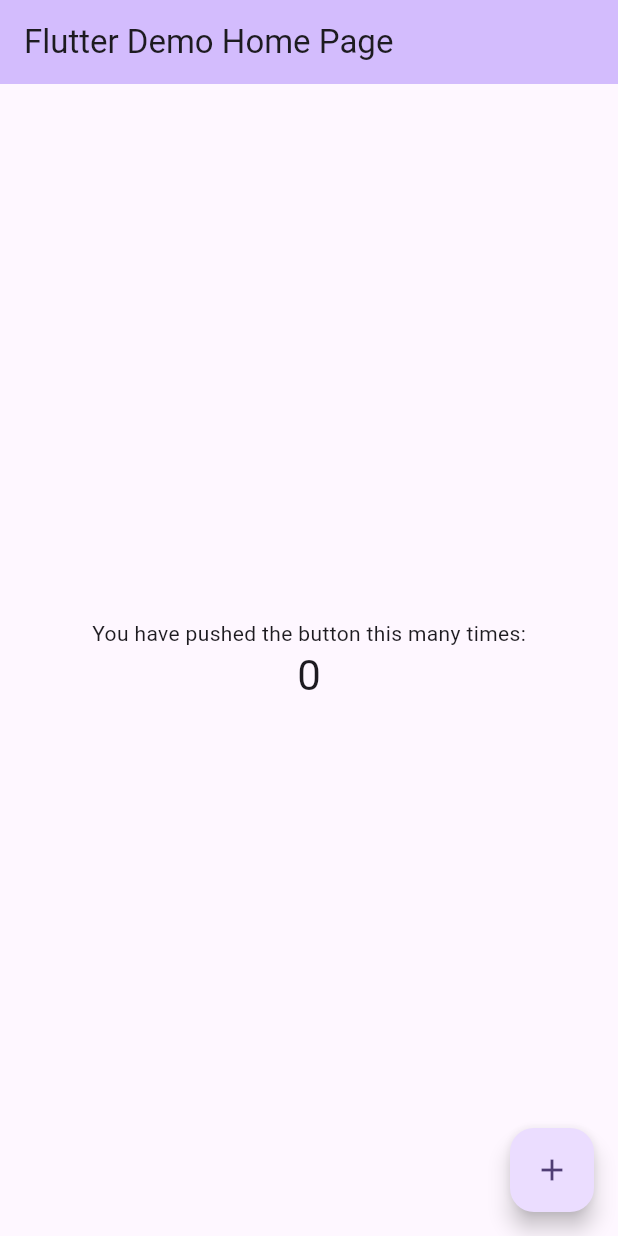
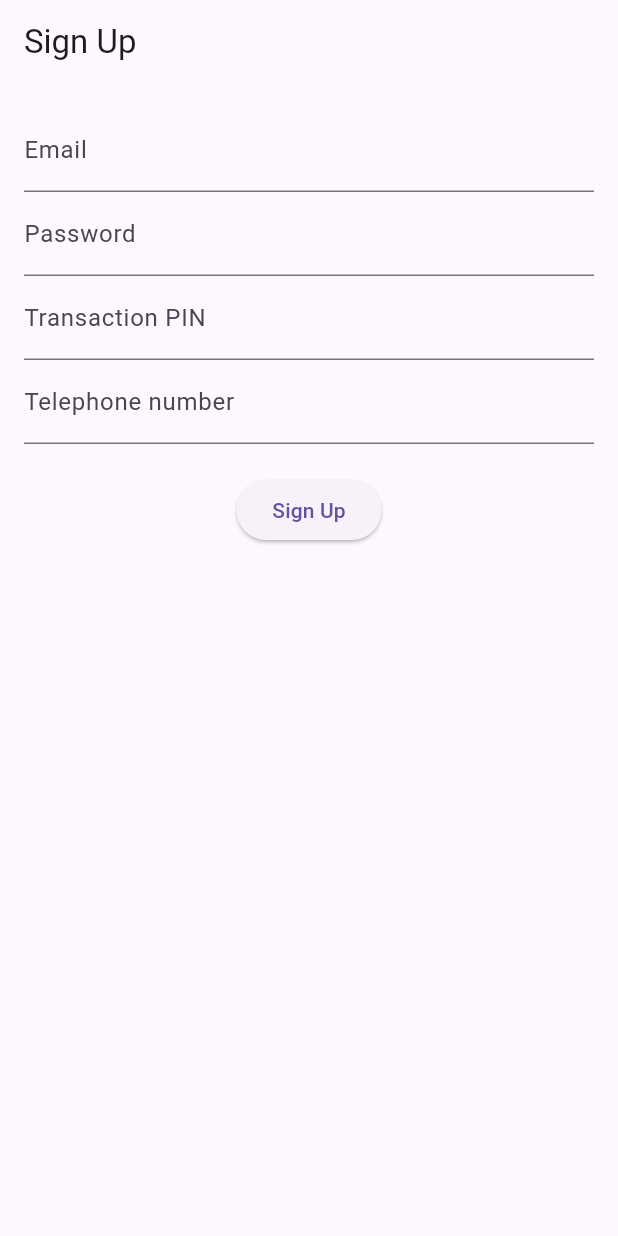
Before and after one commit to ToastF/VaultBank, a Flutter app: the screen it shows after launch, on a phone screen of 412 x 824 dp. Run offline on Flutter 3.47's test engine with Material 3 defaults, Android fonts, the phone set to English and light mode, and no system bars; our stand-ins replace cloud_firestore, firebase_auth, firebase_core, flutter_bloc; accounts and stored records are empty.

Commit message:
setup app structure or architecture, initiate firebase auth, firestore, and BLoC, simple firebase signup system

```diff
--- /dev/null
+++ b/lib/features/auth/data/repositories/auth_repository_impl.dart
@@ -0,0 +1,29 @@
+import 'package:cloud_firestore/cloud_firestore.dart';
+import 'package:firebase_auth/firebase_auth.dart';
+import '../../domain/entities/user_entity.dart';
+import '../../domain/repositories/auth_repository.dart';
+
+class AuthRepositoryImpl implements AuthRepository {
+  final FirebaseAuth _auth;
+  final FirebaseFirestore _firestore;
+
+  AuthRepositoryImpl(this._auth, this._firestore);
+
+  @override
+  Future<UserEntity> signUp(String email, String password, String pin, String notelp) async {
+    // Create user with FirebaseAuth
+    final cred = await _auth.createUserWithEmailAndPassword(
+      email: email,
+      password: password,
+    );
+
+    // Store extra info in Firestore
+    await _firestore.collection('users').doc(cred.user!.uid).set({
+      'email': email,
+      'pin': pin, // save transaction pin
+      'notelp': notelp
+    });
+
+    return UserEntity(uid: cred.user!.uid, email: email, pin: pin, notelp: notelp);
+  }
+}
--- /dev/null
+++ b/lib/features/auth/domain/entities/user_entity.dart
@@ -0,0 +1,10 @@
+//User Model
+
+class UserEntity {
+  final String uid;
+  final String email;
+  final String pin; // transaction pin
+  final String notelp;
+
+  UserEntity({required this.uid, required this.email, required this.pin, required this.notelp});
+}
--- /dev/null
+++ b/lib/features/auth/domain/repositories/auth_repository.dart
@@ -0,0 +1,6 @@
+import 'package:vaultbank/features/auth/domain/entities/user_entity.dart';
+
+//Repository rules
+abstract class AuthRepository {
+  Future<UserEntity> signUp(String email, String password, String pin, String notelp);
+}
--- /dev/null
+++ b/lib/features/auth/ui/cubit/auth_cubit.dart
@@ -0,0 +1,21 @@
+import 'package:flutter_bloc/flutter_bloc.dart';
+import '../../domain/entities/user_entity.dart';
+import '../../domain/repositories/auth_repository.dart';
+
+part 'auth_state.dart';
+
+class AuthCubit extends Cubit<AuthState> {
+  final AuthRepository repository;
+
+  AuthCubit(this.repository) : super(AuthInitial());
+
+  Future<void> signUp(String email, String password, String pin, String notelp) async {
+    emit(AuthLoading());
+    try {
+      final user = await repository.signUp(email, password, pin, notelp);
+      emit(AuthSuccess(user));
+    } catch (e) {
+      emit(AuthFailure(e.toString()));
+    }
+  }
+}
--- /dev/null
+++ b/lib/features/auth/ui/cubit/auth_state.dart
@@ -0,0 +1,17 @@
+part of 'auth_cubit.dart';
+
+abstract class AuthState {}
+
+class AuthInitial extends AuthState {}
+
+class AuthLoading extends AuthState {}
+
+class AuthSuccess extends AuthState {
+  final UserEntity user;
+  AuthSuccess(this.user);
+}
+
+class AuthFailure extends AuthState {
+  final String message;
+  AuthFailure(this.message);
+}
--- /dev/null
+++ b/lib/features/auth/ui/page/signup_screen.dart
@@ -0,0 +1,66 @@
+import 'package:flutter/material.dart';
+import 'package:flutter_bloc/flutter_bloc.dart';
+import '../cubit/auth_cubit.dart';
+
+class SignupScreen extends StatefulWidget {
+  const SignupScreen({super.key});
+
+  @override
+  State<SignupScreen> createState() => _SignupScreenState();
+}
+
+class _SignupScreenState extends State<SignupScreen> {
+  final emailCtrl = TextEditingController();
+  final passwordCtrl = TextEditingController();
+  final pinCtrl = TextEditingController();
+  final telpCtrl = TextEditingController();
+
+  @override
+  Widget build(BuildContext context) {
+    return Scaffold(
+      appBar: AppBar(title: const Text("Sign Up")),
+      body: BlocConsumer<AuthCubit, AuthState>(
+        listener: (context, state) {
+          if (state is AuthSuccess) {
+            ScaffoldMessenger.of(context).showSnackBar(
+              const SnackBar(content: Text("Signup success!")),
+            );
+          } else if (state is AuthFailure) {
+            ScaffoldMessenger.of(context).showSnackBar(
+              SnackBar(content: Text(state.message)),
+            );
+          }
+        },
+        builder: (context, state) {
+          if (state is AuthLoading) {
+            return const Center(child: CircularProgressIndicator());
+          }
+
+          return Padding(
+            padding: const EdgeInsets.all(16),
+            child: Column(
+              children: [
+                TextField(controller: emailCtrl, decoration: const InputDecoration(labelText: "Email")),
+                TextField(controller: passwordCtrl, decoration: const InputDecoration(labelText: "Password"), obscureText: true),
+                TextField(controller: pinCtrl, decoration: const InputDecoration(labelText: "Transaction PIN"), obscureText: true),
+                TextField(controller: telpCtrl, decoration: const InputDecoration(labelText: "Telephone number"), obscureText: true),
+                const SizedBox(height: 20),
+                ElevatedButton(
+                  onPressed: () {
+                    context.read<AuthCubit>().signUp(
+                      emailCtrl.text,
+                      passwordCtrl.text,
+                      pinCtrl.text,
+                      telpCtrl.text
+                    );
+                  },
+                  child: const Text("Sign Up"),
+                ),
+              ],
+            ),
+          );
+        },
+      ),
+    );
+  }
+}
--- a/lib/main.dart
+++ b/lib/main.dart
@@ -1,122 +1,32 @@
 import 'package:flutter/material.dart';
+import 'package:flutter_bloc/flutter_bloc.dart';
+import 'package:firebase_core/firebase_core.dart';
+import 'package:firebase_auth/firebase_auth.dart';
+import 'package:cloud_firestore/cloud_firestore.dart';
+import 'features/auth/data/repositories/auth_repository_impl.dart';
+import 'features/auth/ui/cubit/auth_cubit.dart';
+import 'features/auth/ui/page/signup_screen.dart';
 
-void main() {
-  runApp(const MyApp());
+void main() async {
+  WidgetsFlutterBinding.ensureInitialized();
+  await Firebase.initializeApp();
+
+  final authRepo = AuthRepositoryImpl(FirebaseAuth.instance, FirebaseFirestore.instance);
+
+  runApp(MyApp(authRepo: authRepo));
 }
 
 class MyApp extends StatelessWidget {
-  const MyApp({super.key});
+  final AuthRepositoryImpl authRepo;
+  const MyApp({super.key, required this.authRepo});
 
-  // This widget is the root of your application.
   @override
   Widget build(BuildContext context) {
     return MaterialApp(
-      title: 'Flutter Demo',
-      theme: ThemeData(
-        // This is the theme of your application.
-        //
-        // TRY THIS: Try running your application with "flutter run". You'll see
-        // the application has a purple toolbar. Then, without quitting the app,
-        // try changing the seedColor in the colorScheme below to Colors.green
-        // and then invoke "hot reload" (save your changes or press the "hot
-        // reload" button in a Flutter-supported IDE, or press "r" if you used
-        // the command line to start the app).
-        //
-        // Notice that the counter didn't reset back to zero; the application
-        // state is not lost during the reload. To reset the state, use hot
-        // restart instead.
-        //
-        // This works for code too, not just values: Most code changes can be
-        // tested with just a hot reload.
-        colorScheme: ColorScheme.fromSeed(seedColor: Colors.deepPurple),
+      home: BlocProvider(
+        create: (_) => AuthCubit(authRepo),
+        child: const SignupScreen(),
       ),
-      home: const MyHomePage(title: 'Flutter Demo Home Page'),
     );
   }
 }
-
-class MyHomePage extends StatefulWidget {
-  const MyHomePage({super.key, required this.title});
-
-  // This widget is the home page of your application. It is stateful, meaning
-  // that it has a State object (defined below) that contains fields that affect
-  // how it looks.
-
-  // This class is the configuration for the state. It holds the values (in this
-  // case the title) provided by the parent (in this case the App widget) and
-  // used by the build method of the State. Fields in a Widget subclass are
-  // always marked "final".
-
-  final String title;
-
-  @override
-  State<MyHomePage> createState() => _MyHomePageState();
-}
-
-class _MyHomePageState extends State<MyHomePage> {
-  int _counter = 0;
-
-  void _incrementCounter() {
-    setState(() {
-      // This call to setState tells the Flutter framework that something has
-      // changed in this State, which causes it to rerun the build method below
-      // so that the display can reflect the updated values. If we changed
-      // _counter without calling setState(), then the build method would not be
-      // called again, and so nothing would appear to happen.
-      _counter++;
-    });
-  }
-
-  @override
-  Widget build(BuildContext context) {
-    // This method is rerun every time setState is called, for instance as done
-    // by the _incrementCounter method above.
-    //
-    // The Flutter framework has been optimized to make rerunning build methods
-    // fast, so that you can just rebuild anything that needs updating rather
-    // than having to individually change instances of widgets.
-    return Scaffold(
-      appBar: AppBar(
-        // TRY THIS: Try changing the color here to a specific color (to
-        // Colors.amber, perhaps?) and trigger a hot reload to see the AppBar
-        // change color while the other colors stay the same.
-        backgroundColor: Theme.of(context).colorScheme.inversePrimary,
-        // Here we take the value from the MyHomePage object that was created by
-        // the App.build method, and use it to set our appbar title.
-        title: Text(widget.title),
-      ),
-      body: Center(
-        // Center is a layout widget. It takes a single child and positions it
-        // in the middle of the parent.
-        child: Column(
-          // Column is also a layout widget. It takes a list of children and
-          // arranges them vertically. By default, it sizes itself to fit its
-          // children horizontally, and tries to be as tall as its parent.
-          //
-          // Column has various properties to control how it sizes itself and
-          // how it positions its children. Here we use mainAxisAlignment to
-          // center the children vertically; the main axis here is the vertical
-          // axis because Columns are vertical (the cross axis would be
-          // horizontal).
-          //
-          // TRY THIS: Invoke "debug painting" (choose the "Toggle Debug Paint"
-          // action in the IDE, or press "p" in the console), to see the
-          // wireframe for each widget.
-          mainAxisAlignment: MainAxisAlignment.center,
-          children: <Widget>[
-            const Text('You have pushed the button this many times:'),
-            Text(
-              '$_counter',
-              style: Theme.of(context).textTheme.headlineMedium,
-            ),
-          ],
-        ),
-      ),
-      floatingActionButton: FloatingActionButton(
-        onPressed: _incrementCounter,
-        tooltip: 'Increment',
-        child: const Icon(Icons.add),
-      ), // This trailing comma makes auto-formatting nicer for build methods.
-    );
-  }
-}
--- a/pubspec.yaml
+++ b/pubspec.yaml
@@ -34,6 +34,10 @@ dependencies:
   # The following adds the Cupertino Icons font to your application.
   # Use with the CupertinoIcons class for iOS style icons.
   cupertino_icons: ^1.0.8
+  firebase_core: ^4.0.0
+  firebase_auth: ^6.0.1
+  cloud_firestore: ^6.0.0
+  flutter_bloc: ^9.1.1
 
 dev_dependencies:
   flutter_test:
```
Also changed, not shown: pubspec.lock, 6 other files.
